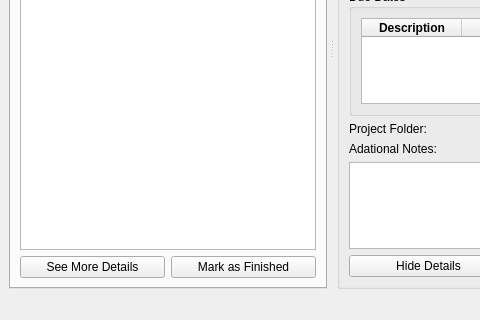
The window that Main_GUI.ui (simplesports/ProjectManager) describes before a commit, drawn with Qt 5; both pictures show x 0 to 480 and y 222 to 542 of the 694 by 542 pixel window.
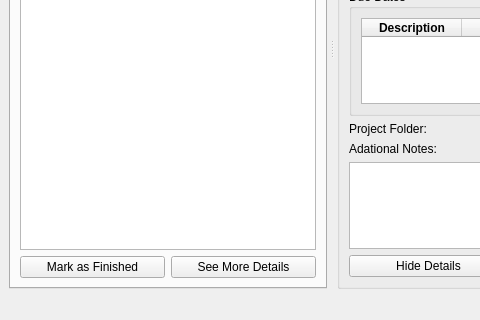
The same window after the commit.

```diff
--- a/Main_GUI.ui
+++ b/Main_GUI.ui
@@ -15,7 +15,7 @@
   </property>
   <widget class="QWidget" name="centralwidget">
    <layout class="QGridLayout" name="gridLayout">
-    <item row="1" column="0">
+    <item row="0" column="0">
      <widget class="QSplitter" name="splitter">
       <property name="enabled">
        <bool>true</bool>
@@ -78,13 +78,6 @@
          </item>
          <item row="2" column="0" colspan="2">
           <layout class="QHBoxLayout" name="horizontalLayout">
-           <item>
-            <widget class="QPushButton" name="Button_See_More_Details">
-             <property name="text">
-              <string>See More Details</string>
-             </property>
-            </widget>
-           </item>
            <item>
             <widget class="QPushButton" name="Button_Mark_As_Finish">
              <property name="text">
@@ -92,6 +85,13 @@
              </property>
             </widget>
            </item>
+           <item>
+            <widget class="QPushButton" name="Button_See_More_Details">
+             <property name="text">
+              <string>See More Details</string>
+             </property>
+            </widget>
+           </item>
           </layout>
          </item>
         </layout>
```
Left out of the diff: 28 changed lines with no effect on the pictures.
